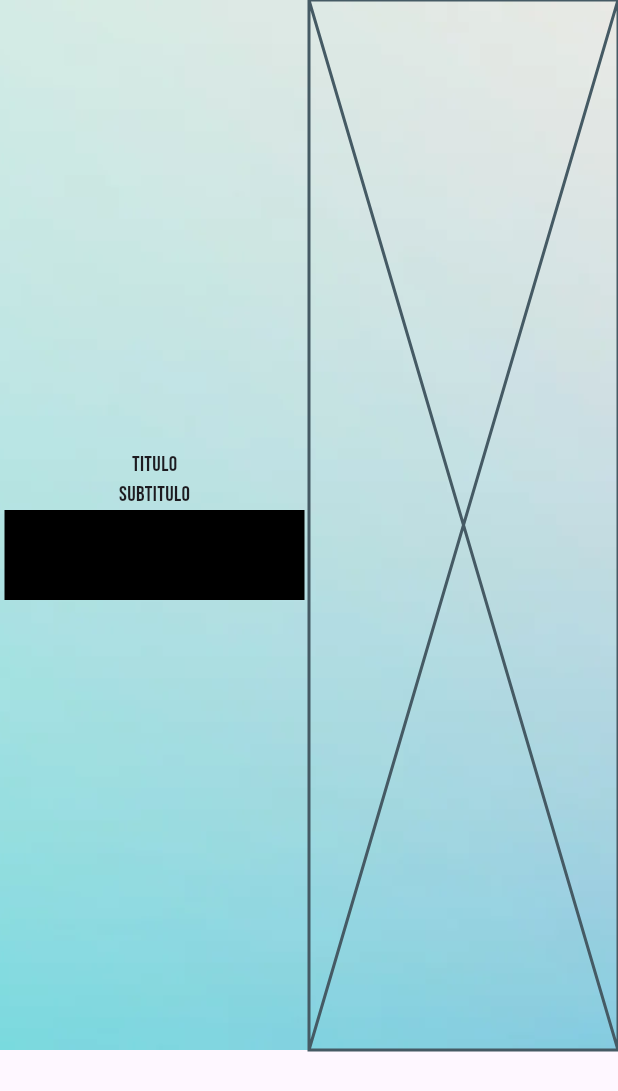
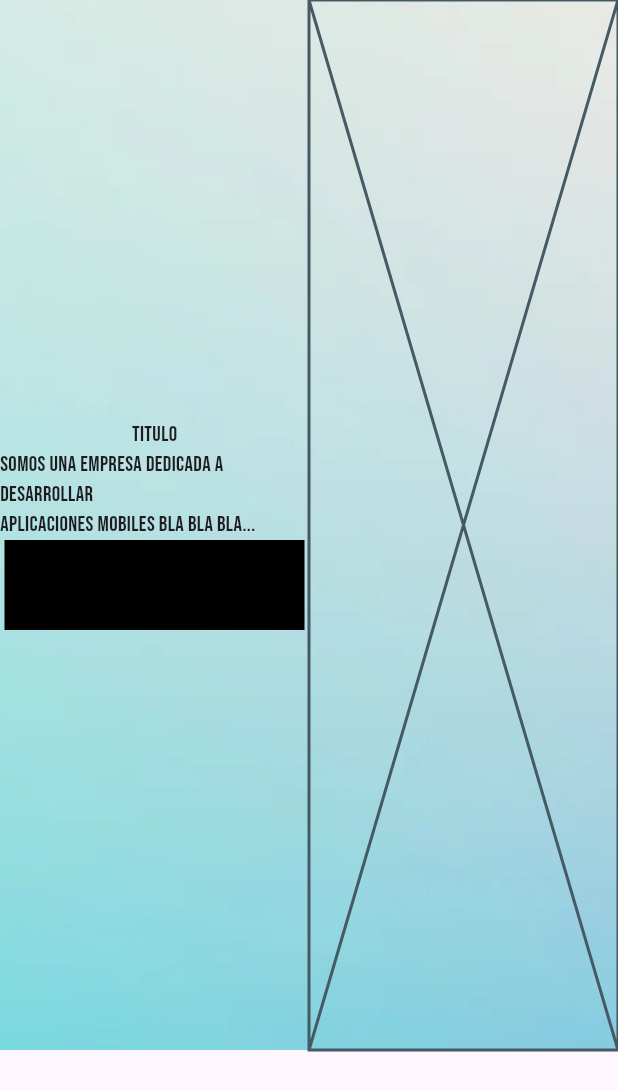
Before and after one commit to aguchi94/web_pruebas_plazadig, a Flutter app: the DesktopPortada widget shown alone on an empty page, opened directly, on a phone screen of 412 x 824 dp. Shown: the top 1091 px of the screen. Run offline on Flutter 3.47's test engine with Material 3 defaults, Android fonts, the phone set to English and light mode, and no system bars; our stand-ins replace google_fonts.

Commit message:
update 20.01 hs

```diff
--- a/lib/src/banners/portada.dart
+++ b/lib/src/banners/portada.dart
@@ -37,7 +37,9 @@ class DesktopPortada extends StatelessWidget {
               mainAxisAlignment: MainAxisAlignment.center,
               children: [
                 Text("Titulo"),
-                Text("Subtitulo"),
+                Text(
+                  "Somos una empresa dedicada a desarrollar\naplicaciones mobiles bla bla bla...",
+                ),
                 Container(height: 60, width: 200, color: Colors.black),
               ],
             ),
```
Also changed, not shown: lib/src/banners/footer.dart (+26 -0 lines).
